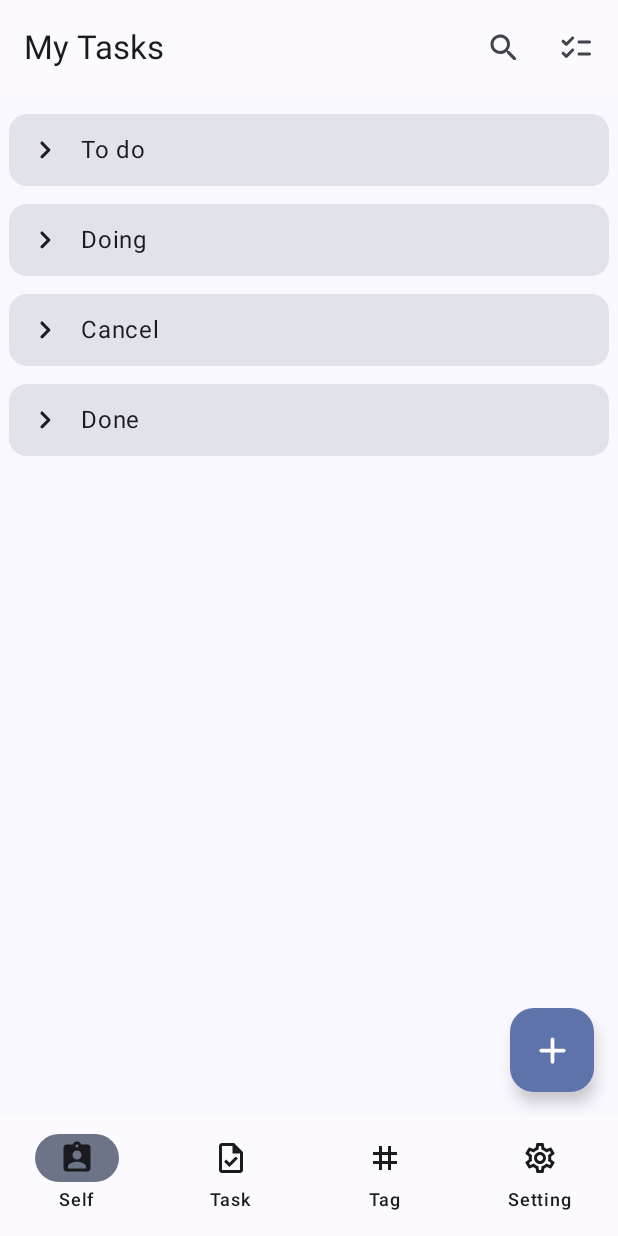
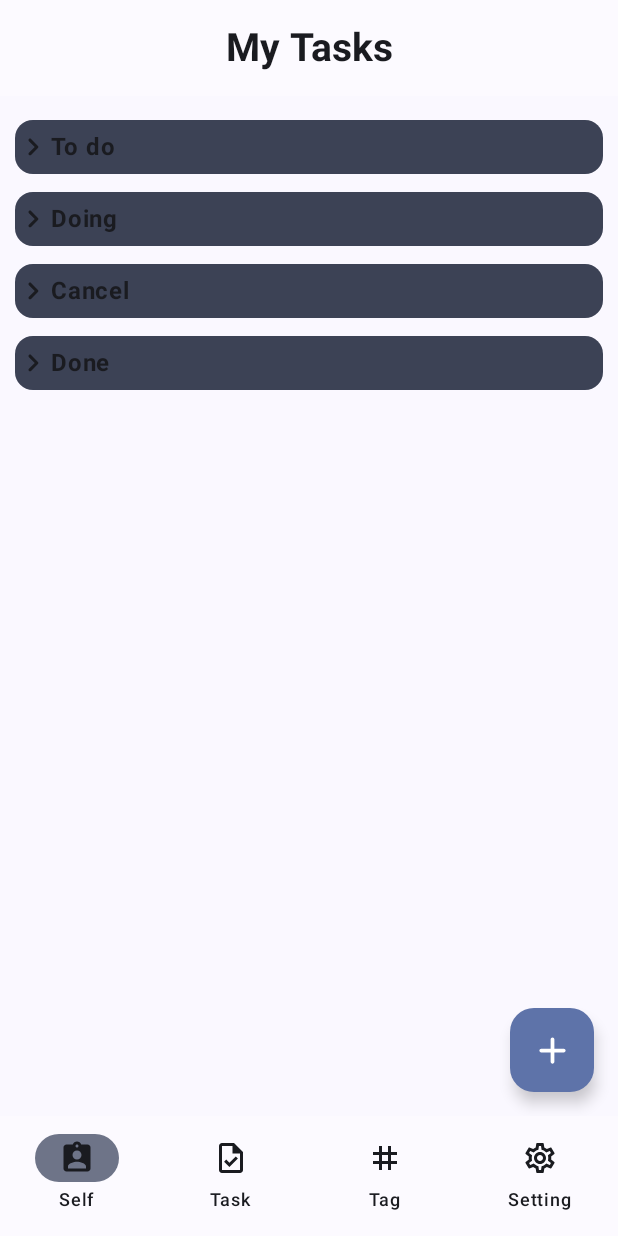
Before and after one commit to hyuniedev/Self-Management, an Android app built with Jetpack Compose: the TaskScreen screen opened through its navigation route, on a phone screen of 412 x 824 dp. Run offline under Robolectric (Android 15) with nearby library versions, the phone set to English and light mode, and no system bars.

Commit message:
- Remove IconButton on TopAppBar/ + Add BottomSheet

```diff
--- /dev/null
+++ b/app/src/main/java/com/example/selfmanagement/data/Task.kt
@@ -0,0 +1 @@
+package com.example.selfmanagement.data
--- a/app/src/main/java/com/example/selfmanagement/ui/theme/Color.kt
+++ b/app/src/main/java/com/example/selfmanagement/ui/theme/Color.kt
@@ -7,5 +7,5 @@ val PurpleGrey80 = Color(0xFFCCC2DC)
 val Pink80 = Color(0xFFEFB8C8)
 
 val Purple40 = Color(0xFF6650a4)
-val PurpleGrey40 = Color(0xFF625b71)
+val PurpleGrey40 = Color(0xFFBEBEBE)
 val Pink40 = Color(0xFF7D5260)
--- a/app/src/main/java/com/example/selfmanagement/uiDisplay/TaskScreen.kt
+++ b/app/src/main/java/com/example/selfmanagement/uiDisplay/TaskScreen.kt
@@ -2,6 +2,7 @@ package com.example.selfmanagement.uiDisplay
 
 import androidx.compose.animation.animateContentSize
 import androidx.compose.foundation.background
+import androidx.compose.foundation.clickable
 import androidx.compose.foundation.layout.Box
 import androidx.compose.foundation.layout.Column
 import androidx.compose.foundation.layout.Row
@@ -9,6 +10,7 @@ import androidx.compose.foundation.layout.Spacer
 import androidx.compose.foundation.layout.fillMaxSize
 import androidx.compose.foundation.layout.fillMaxWidth
 import androidx.compose.foundation.layout.height
+import androidx.compose.foundation.layout.heightIn
 import androidx.compose.foundation.layout.padding
 import androidx.compose.foundation.layout.size
 import androidx.compose.foundation.lazy.LazyColumn
@@ -21,11 +23,13 @@ import androidx.compose.material.icons.rounded.KeyboardArrowDown
 import androidx.compose.material.icons.rounded.Search
 import androidx.compose.material.icons.rounded.SelectAll
 import androidx.compose.material3.Card
+import androidx.compose.material3.CenterAlignedTopAppBar
 import androidx.compose.material3.ExperimentalMaterial3Api
 import androidx.compose.material3.FloatingActionButton
 import androidx.compose.material3.Icon
 import androidx.compose.material3.IconButton
 import androidx.compose.material3.MaterialTheme
+import androidx.compose.material3.ModalBottomSheet
 import androidx.compose.material3.Scaffold
 import androidx.compose.material3.Surface
 import androidx.compose.material3.Text
@@ -40,8 +44,12 @@ import androidx.compose.runtime.remember
 import androidx.compose.ui.Alignment
 import androidx.compose.ui.Modifier
 import androidx.compose.ui.draw.clip
+import androidx.compose.ui.draw.shadow
+import androidx.compose.ui.text.font.FontWeight
 import androidx.compose.ui.tooling.preview.Preview
 import androidx.compose.ui.unit.dp
+import androidx.compose.ui.unit.sp
+import androidx.compose.ui.zIndex
 import androidx.navigation.NavHostController
 
 
@@ -52,48 +60,32 @@ val lsGroupTask = listOf(
 @OptIn(ExperimentalMaterial3Api::class)
 @Composable
 fun TaskScreen(navController: NavHostController) {
-    var isSearch = remember {
-        mutableStateOf(false)
-    }
     var isSelect = remember {
         mutableStateOf(false)
     }
     var indexDisplay = remember {
         mutableIntStateOf(-1)
     }
+    var txtSearch = remember {
+        mutableStateOf("")
+    }
+    var isAddTask = remember {
+        mutableStateOf(false)
+    }
     Scaffold(
         modifier = Modifier.fillMaxSize(),
         topBar = {
-            TopAppBar(
-                title = { Text(text = "My Tasks") },
-                actions = {
-                    IconButton(onClick = {
-                        isSearch.value = !isSearch.value
-                    }
-                    ) {
-                        Icon(
-                            imageVector = Icons.Rounded.Search,
-                            contentDescription = "Search"
-                        )
-                    }
-                    IconButton(
-                        onClick = {
-                            isSelect.value = !isSelect.value
-                        }
-                    ) {
-                        Icon(
-                            imageVector = Icons.Rounded.Checklist,
-                            contentDescription = "Select"
-                        )
-                    }
-                },
+            CenterAlignedTopAppBar(
+                title = { Text(text = "My Tasks", fontWeight = FontWeight.Bold, fontSize = 26.sp) },
                 colors = TopAppBarDefaults.topAppBarColors(
                     containerColor = MaterialTheme.colorScheme.inverseOnSurface
                 )
             )
         },
         floatingActionButton = {
-            FloatingActionButton(onClick = {}) {
+            FloatingActionButton(onClick = {
+                isAddTask.value = true
+            }) {
                 Icon(
                     imageVector = Icons.Rounded.Add,
                     contentDescription = "Add new task",
@@ -107,14 +99,29 @@ fun TaskScreen(navController: NavHostController) {
                 .fillMaxSize()
                 .padding(innerPadding)
         ) {
-            // Tim kiem
-
             // Danh sach task
-            LazyColumn (
-                modifier = Modifier.padding(6.dp)
-            ){
-                items(lsGroupTask.size){index->
+            LazyColumn(
+                modifier = Modifier
+                    .padding(10.dp)
+                    .zIndex(0f)
+            ) {
+                items(lsGroupTask.size) { index ->
                     GroupToDo(indexTitle = index, indexDisplay = indexDisplay)
+                }
+            }
+        }
+        if(isAddTask.value){
+            ModalBottomSheet(
+                onDismissRequest = {
+                    isAddTask.value = false
+                }
+            ) {
+                Column(modifier = Modifier.padding(10.dp).fillMaxSize()) {
+                    Text(
+                        text = "Add Task",
+                        fontWeight = FontWeight.SemiBold,
+                        fontSize = 20.sp
+                    )
                 }
             }
         }
@@ -122,8 +129,9 @@ fun TaskScreen(navController: NavHostController) {
 }
 
 @Composable
-fun GroupToDo(indexTitle: Int, indexDisplay: MutableIntState){
-    val isDisplay = if(indexDisplay.value==-1) false else lsGroupTask[indexDisplay.value]== lsGroupTask[indexTitle]
+fun GroupToDo(indexTitle: Int, indexDisplay: MutableIntState) {
+    val isDisplay =
+        if (indexDisplay.value == -1) false else lsGroupTask[indexDisplay.value] == lsGroupTask[indexTitle]
     Card(
         modifier = Modifier
             .fillMaxWidth()
@@ -131,25 +139,35 @@ fun GroupToDo(indexTitle: Int, indexDisplay: MutableIntState){
             .animateContentSize()
     ) {
         Row(
-            modifier = Modifier.fillMaxWidth(),
+            modifier = Modifier
+                .fillMaxWidth()
+                .clickable {
+                    if (indexDisplay.value != indexTitle) indexDisplay.value =
+                        indexTitle else indexDisplay.value = -1
+                }
+                .height(36.dp)
+                .background(MaterialTheme.colorScheme.secondary),
             verticalAlignment = Alignment.CenterVertically
         ) {
-            IconButton(onClick = {if(indexDisplay.value!=indexTitle) indexDisplay.value=indexTitle else indexDisplay.value=-1}) {
             Icon(
-                    imageVector = if(isDisplay) Icons.Rounded.KeyboardArrowDown else Icons.Rounded.ChevronRight,
+                imageVector = if (isDisplay) Icons.Rounded.KeyboardArrowDown else Icons.Rounded.ChevronRight,
                 contentDescription = "Open ${lsGroupTask[indexTitle]}"
             )
+            Text(
+                text = lsGroupTask[indexTitle],
+                fontSize = 16.sp,
+                fontWeight = FontWeight.Bold
+            )
         }
-            Text(text = lsGroupTask[indexTitle])
-        }
-        if(isDisplay){
-            Column(modifier = Modifier
+        if (isDisplay) {
+            Column(
+                modifier = Modifier
                     .fillMaxWidth()
                     .padding(horizontal = 10.dp)
                     .padding(bottom = 10.dp)
                     .clip(RoundedCornerShape(6.dp))
                     .background(color = MaterialTheme.colorScheme.inverseOnSurface),
-            ){
+            ) {
                 // TODO("them items cac task va goi CardTask()")
             }
         }
@@ -157,6 +175,6 @@ fun GroupToDo(indexTitle: Int, indexDisplay: MutableIntState){
 }
 
 @Composable
-fun CardTask(){
+fun CardTask() {
 
 }
```
Lines whose indentation alone changed are shown as unchanged.
